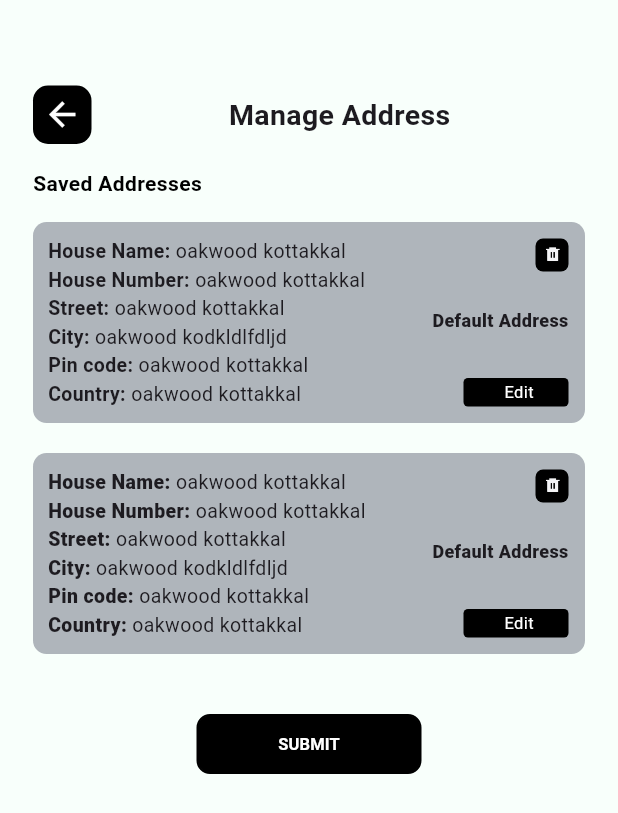
After one commit to Adilcpgithub/nutra_nest, a Flutter app: the ManageAddress screen opened directly, on a phone screen of 412 x 824 dp. The commit adds this screen. Shown: the top 813 px of the screen. Run offline on Flutter 3.47's test engine with Material 3 defaults, Android fonts, the phone set to English and light mode, and no system bars; our stand-ins replace bloc, cloud_firestore, country_code_picker, equatable, firebase_auth, firebase_core and 1 more; accounts and stored records are empty.

Commit message:
manage screen completed ui

```diff
--- /dev/null
+++ b/lib/Screen/user/manage_address.dart
@@ -0,0 +1,412 @@
+import 'package:flutter/foundation.dart';
+import 'package:flutter/material.dart';
+import 'package:nutra_nest/widgets/small_text_buttom.dart';
+
+class ManageAddress extends StatelessWidget {
+  const ManageAddress({super.key});
+
+  @override
+  Widget build(BuildContext context) {
+    return Scaffold(
+      body: Padding(
+        padding: const EdgeInsets.symmetric(horizontal: 22),
+        child: SingleChildScrollView(
+          child: Column(mainAxisAlignment: MainAxisAlignment.center, children: [
+            const SizedBox(
+              height: 57,
+            ),
+            Row(
+              children: [
+                Container(
+                    height: 39,
+                    width: 39,
+                    decoration: BoxDecoration(
+                        color: Colors.black,
+                        borderRadius: BorderRadius.circular(10)),
+                    child: const Icon(
+                      Icons.arrow_back,
+                      size: 26,
+                      color: Colors.white,
+                    )),
+                const SizedBox(
+                  width: 91.5,
+                ),
+                const Expanded(
+                  child: Text(
+                    'Manage Address',
+                    style: TextStyle(fontSize: 19, fontWeight: FontWeight.w600),
+                  ),
+                ),
+              ],
+            ),
+            SizedBox(
+              height: 16,
+            ),
+            Row(
+              children: [
+                Text(
+                  'Saved Addresses',
+                  style: TextStyle(
+                      color: Colors.black,
+                      fontSize: 14,
+                      fontWeight: FontWeight.w600),
+                ),
+              ],
+            ),
+            SizedBox(
+              height: 16,
+            ),
+            //----------------------------
+            Padding(
+              padding: const EdgeInsets.only(bottom: 20),
+              child: Stack(
+                children: [
+                  Container(
+                    decoration: BoxDecoration(
+                        color: Color(0xFFAFB5BB),
+                        borderRadius: BorderRadius.circular(9)),
+                    padding: const EdgeInsets.all(10),
+                    width: double.infinity,
+                    child: const Column(
+                      crossAxisAlignment: CrossAxisAlignment.start,
+                      children: [
+                        Row(
+                          children: [
+                            Text(
+                              'House Name: ',
+                              style: TextStyle(
+                                  fontSize: 13, fontWeight: FontWeight.w600),
+                            ),
+                            Expanded(
+                              child: Text(
+                                'oakwood kottakkal',
+                                style: TextStyle(
+                                    overflow: TextOverflow.ellipsis,
+                                    fontSize: 13),
+                              ),
+                            )
+                          ],
+                        ),
+                        Row(
+                          children: [
+                            Text(
+                              'House Number: ',
+                              style: TextStyle(
+                                  fontSize: 13, fontWeight: FontWeight.w600),
+                            ),
+                            Expanded(
+                              child: Text(
+                                'oakwood kottakkal',
+                                style: TextStyle(
+                                    overflow: TextOverflow.ellipsis,
+                                    fontSize: 13),
+                              ),
+                            )
+                          ],
+                        ),
+                        Row(
+                          children: [
+                            Text(
+                              'Street: ',
+                              style: TextStyle(
+                                  fontSize: 13, fontWeight: FontWeight.w600),
+                            ),
+                            Expanded(
+                              child: Text(
+                                'oakwood kottakkal',
+                                style: TextStyle(
+                                    overflow: TextOverflow.ellipsis,
+                                    fontSize: 13),
+                              ),
+                            )
+                          ],
+                        ),
+                        Row(
+                          children: [
+                            Text(
+                              'City: ',
+                              style: TextStyle(
+                                  fontSize: 13, fontWeight: FontWeight.w600),
+                            ),
+                            Expanded(
+                              child: Text(
+                                'oakwood kodkldlfdljd',
+                                style: TextStyle(
+                                    overflow: TextOverflow.ellipsis,
+                                    fontSize: 13),
+                              ),
+                            )
+                          ],
+                        ),
+                        Row(
+                          children: [
+                            Text(
+                              'Pin code: ',
+                              style: TextStyle(
+                                  fontSize: 13, fontWeight: FontWeight.w600),
+                            ),
+                            Expanded(
+                              child: Text(
+                                'oakwood kottakkal',
+                                style: TextStyle(
+                                    overflow: TextOverflow.ellipsis,
+                                    fontSize: 13),
+                              ),
+                            )
+                          ],
+                        ),
+                        Row(
+                          children: [
+                            Text(
+                              'Country: ',
+                              style: TextStyle(
+                                  fontSize: 13, fontWeight: FontWeight.w600),
+                            ),
+                            Expanded(
+                              child: Text(
+                                'oakwood kottakkal',
+                                style: TextStyle(
+                                    overflow: TextOverflow.ellipsis,
+                                    fontSize: 13),
+                              ),
+                            )
+                          ],
+                        )
+                      ],
+                    ),
+                  ),
+                  Positioned(
+                    top: 11,
+                    right: 11,
+                    child: Container(
+                      height: 22,
+                      width: 22,
+                      decoration: BoxDecoration(
+                          color: Colors.black,
+                          borderRadius: BorderRadius.circular(5)),
+                      child: Padding(
+                        padding: const EdgeInsets.only(
+                            top: 5, bottom: 6, left: 6, right: 5),
+                        child: Image.asset('assets/image copy 17.png'),
+                      ),
+                    ),
+                  ),
+                  const Positioned(
+                    right: 11,
+                    top: 57,
+                    child: Text(
+                      'Default Address',
+                      style:
+                          TextStyle(fontSize: 12, fontWeight: FontWeight.w800),
+                    ),
+                  ),
+                  Positioned(
+                    bottom: 11,
+                    right: 11,
+                    child: Container(
+                      padding: const EdgeInsets.only(left: 10),
+                      decoration: BoxDecoration(
+                          color: Colors.black,
+                          borderRadius: BorderRadius.circular(3)),
+                      height: 19,
+                      width: 70,
+                      child: const Center(
+                        child: Text(
+                          'Edit  ',
+                          style: TextStyle(
+                              color: Colors.white,
+                              fontSize: 11,
+                              fontWeight: FontWeight.w400),
+                        ),
+                      ),
+                    ),
+                  )
+                ],
+              ),
+            ),
+            //-------------------------------------------------
+            Stack(
+              children: [
+                Container(
+                  decoration: BoxDecoration(
+                      color: const Color(0xFFAFB5BB),
+                      borderRadius: BorderRadius.circular(9)),
+                  padding: const EdgeInsets.all(10),
+                  width: double.infinity,
+                  child: const Column(
+                    crossAxisAlignment: CrossAxisAlignment.start,
+                    children: [
+                      Row(
+                        children: [
+                          Text(
+                            'House Name: ',
+                            style: TextStyle(
+                                fontSize: 13, fontWeight: FontWeight.w800),
+                          ),
+                          Expanded(
+                            child: Text(
+                              'oakwood kottakkal',
+                              style: TextStyle(
+                                  overflow: TextOverflow.ellipsis,
+                                  fontSize: 13),
+                            ),
+                          )
+                        ],
+                      ),
+                      Row(
+                        children: [
+                          Text(
+                            'House Number: ',
+                            style: TextStyle(
+                                fontSize: 13, fontWeight: FontWeight.w800),
+                          ),
+                          Expanded(
+                            child: Text(
+                              'oakwood kottakkal',
+                              style: TextStyle(
+                                  overflow: TextOverflow.ellipsis,
+                                  fontSize: 13),
+                            ),
+                          )
+                        ],
+                      ),
+                      Row(
+                        children: [
+                          Text(
+                            'Street: ',
+                            style: TextStyle(
+                                fontSize: 13, fontWeight: FontWeight.w800),
+                          ),
+                          Expanded(
+                            child: Text(
+                              'oakwood kottakkal',
+                              style: TextStyle(
+                                  overflow: TextOverflow.ellipsis,
+                                  fontSize: 13),
+                            ),
+                          )
+                        ],
+                      ),
+                      Row(
+                        children: [
+                          Text(
+                            'City: ',
+                            style: TextStyle(
+                                fontSize: 13, fontWeight: FontWeight.w800),
+                          ),
+                          Expanded(
+                            child: Text(
+                              'oakwood kodkldlfdljd',
+                              style: TextStyle(
+                                  overflow: TextOverflow.ellipsis,
+                                  fontSize: 13),
+                            ),
+                          )
+                        ],
+                      ),
+                      Row(
+                        children: [
+                          Text(
+                            'Pin code: ',
+                            style: TextStyle(
+                                fontSize: 13, fontWeight: FontWeight.w800),
+                          ),
+                          Expanded(
+                            child: Text(
+                              'oakwood kottakkal',
+                              style: TextStyle(
+                                  overflow: TextOverflow.ellipsis,
+                                  fontSize: 13),
+                            ),
+                          )
+                        ],
+                      ),
+                      Row(
+                        children: [
+                          Text(
+                            'Country: ',
+                            style: TextStyle(
+                                fontSize: 13, fontWeight: FontWeight.w800),
+                          ),
+                          Expanded(
+                            child: Text(
+                              'oakwood kottakkal',
+                              style: TextStyle(
+                                  overflow: TextOverflow.ellipsis,
+                                  fontSize: 13),
+                            ),
+                          )
+                        ],
+                      )
+                    ],
+                  ),
+                ),
+                Positioned(
+                  top: 11,
+                  right: 11,
+                  child: Container(
+                    height: 22,
+                    width: 22,
+                    decoration: BoxDecoration(
+                        color: Colors.black,
+                        borderRadius: BorderRadius.circular(5)),
+                    child: Padding(
+                      padding: const EdgeInsets.only(
+                          top: 5, bottom: 6, left: 6, right: 5),
+                      child: Image.asset('assets/image copy 17.png'),
+                    ),
+                  ),
+                ),
+                const Positioned(
+                  right: 11,
+                  top: 57,
+                  child: Text(
+                    'Default Address',
+                    style: TextStyle(fontSize: 12, fontWeight: FontWeight.w800),
+                  ),
+                ),
+                Positioned(
+                  bottom: 11,
+                  right: 11,
+                  child: Container(
+                    padding: const EdgeInsets.only(left: 10),
+                    decoration: BoxDecoration(
+                        color: Colors.black,
+                        borderRadius: BorderRadius.circular(3)),
+                    height: 19,
+                    width: 70,
+                    child: const Center(
+                      child: Text(
+                        'Edit  ',
+                        style: TextStyle(
+                            color: Colors.white,
+                            fontSize: 11,
+                            fontWeight: FontWeight.w400),
+                      ),
+                    ),
+                  ),
+                )
+              ],
+            ),
+            const SizedBox(
+              height: 40,
+            ),
+            SizedBox(
+              height: 40,
+              child: Padding(
+                padding: const EdgeInsets.symmetric(horizontal: 95),
+                child: SmallTextbutton(
+                  buttomName: 'SUBMIT',
+                  voidCallBack: () {},
+                ),
+              ),
+            ),
+            const SizedBox(
+              height: 40,
+            ),
+          ]),
+        ),
+      ),
+    );
+  }
+}
--- a/lib/Widgets/text_buttom.dart
+++ b/lib/Widgets/small_text_buttom.dart
@@ -21,7 +21,8 @@ class SmallTextbutton extends StatelessWidget {
         border: Border.all(width: 1.4),
         borderRadius: BorderRadius.circular(9),
       ),
-      height: 57, // Fixed height for button
+      height: 41,
+      width: 150, // Fixed height for button
       child: TextButton(
         style: TextButton.styleFrom(
           minimumSize: const Size(double.infinity, 57),
@@ -34,7 +35,7 @@ class SmallTextbutton extends StatelessWidget {
           style: TextStyle(
               color: textColor,
               fontSize: 11,
-              fontWeight: FontWeight.w400,
+              fontWeight: FontWeight.w600,
               letterSpacing: 0.1),
         ),
       ),
```
Also changed, not shown: lib/Screen/user/add_address.dart (added, +176 -0 lines), lib/Screen/user/delete_screen.dart (added, +49 -0 lines), lib/Screen/user/edit_profile.dart (+15 -32 lines), lib/Widgets/model_text_form_feild.dart (added, +24 -0 lines), lib/main.dart (+7 -1 lines), assets/NutraNest copy.png (added), assets/image copy 17.png (added).
